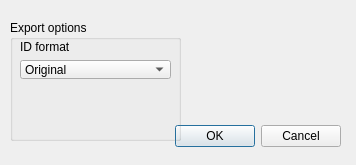
First picture: the form in src/OpenCOVER/DrivingSim/oddlot/src/gui/exportsettings.ui, repository hlrs-vis/covise, before the edit.
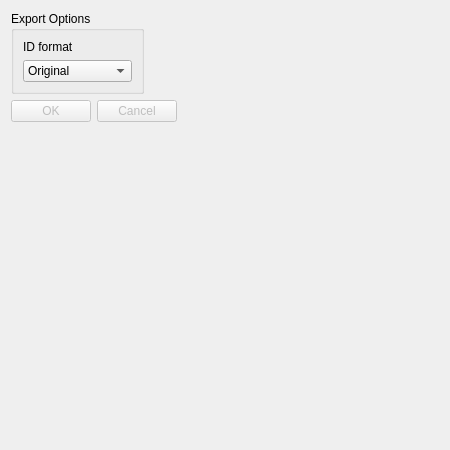
Second picture: the form after the edit.

Patch:
```diff
--- a/src/OpenCOVER/DrivingSim/oddlot/src/gui/exportsettings.ui
+++ b/src/OpenCOVER/DrivingSim/oddlot/src/gui/exportsettings.ui
@@ -6,50 +6,21 @@
    <rect>
     <x>0</x>
     <y>0</y>
-    <width>356</width>
-    <height>165</height>
+    <width>450</width>
+    <height>450</height>
    </rect>
   </property>
   <property name="windowTitle">
    <string>Export Settings</string>
   </property>
-  <widget class="QDialogButtonBox" name="dialogButtons">
-   <property name="geometry">
-    <rect>
-     <x>0</x>
-     <y>120</y>
-     <width>341</width>
-     <height>32</height>
-    </rect>
-   </property>
-   <property name="orientation">
-    <enum>Qt::Horizontal</enum>
-   </property>
-   <property name="standardButtons">
-    <set>QDialogButtonBox::Cancel|QDialogButtonBox::Ok</set>
-   </property>
-  </widget>
+  <layout class="QFormLayout" name="formLayout">
+   <item row="0" column="0">
   <widget class="QGroupBox" name="groupBox">
-   <property name="geometry">
-    <rect>
-     <x>10</x>
-     <y>20</y>
-     <width>171</width>
-     <height>121</height>
-    </rect>
-   </property>
    <property name="title">
-    <string>Export options</string>
-   </property>
-   <widget class="QWidget" name="verticalLayoutWidget">
-    <property name="geometry">
-     <rect>
-      <x>10</x>
-      <y>20</y>
-      <width>151</width>
-      <height>39</height>
-     </rect>
-    </property>
+      <string>Export Options</string>
+     </property>
+     <layout class="QFormLayout" name="formLayout_2">
+      <item row="0" column="0">
     <layout class="QVBoxLayout" name="verticalLayout">
      <item>
       <widget class="QLabel" name="label_2">
@@ -78,10 +49,24 @@
       </widget>
      </item>
     </layout>
-   </widget>
-   <zorder>verticalLayoutWidget</zorder>
-   <zorder>dialogButtons</zorder>
-  </widget>
+      </item>
+     </layout>
+    </widget>
+   </item>
+   <item row="1" column="0">
+    <widget class="QDialogButtonBox" name="dialogButtons">
+     <property name="enabled">
+      <bool>false</bool>
+     </property>
+     <property name="orientation">
+      <enum>Qt::Horizontal</enum>
+     </property>
+     <property name="standardButtons">
+      <set>QDialogButtonBox::Cancel|QDialogButtonBox::Ok</set>
+     </property>
+    </widget>
+   </item>
+  </layout>
  </widget>
  <resources/>
  <connections>
```
Left out of the diff: 8 changed lines with no effect on the pictures. Lines whose indentation alone changed are shown as unchanged.
